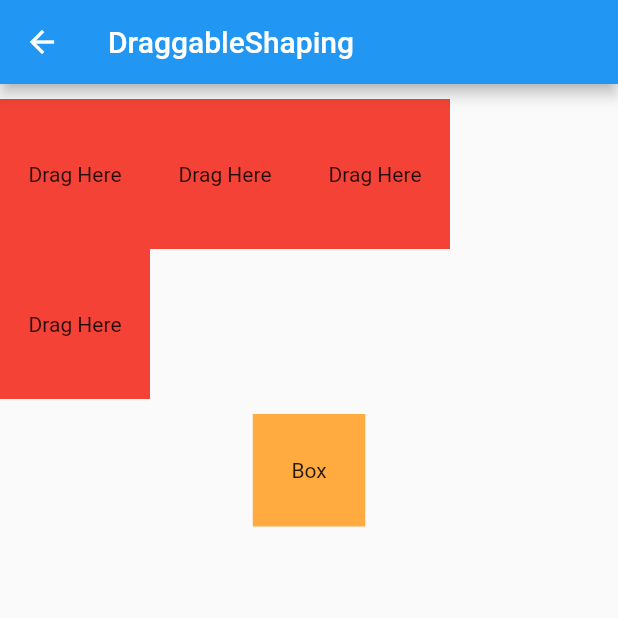
After one commit to YoHaiYo/elemental_block_puzzle, a Flutter app: the screen it shows after launch, after a tap on "DraggableShaping", on a phone screen of 412 x 824 dp, the top half of it. The commit adds this screen. Run offline on Flutter 3.47's test engine with Material 2 defaults, Android fonts, the light colour scheme and no system bars; missing offline and left inert: dart:ffi; network calls fail.

Commit message:
23.05.14 Draggable 위젯 학습추가

```diff
--- a/lib/home_screen.dart
+++ b/lib/home_screen.dart
@@ -2,6 +2,7 @@
 //stf : statefull 위젯 생성 단축키
 
 import 'package:elemental_block_puzzle/storage/physics_card_drag_demo.dart';
+import 'package:elemental_block_puzzle/trying/draggable_shaping.dart';
 import 'package:elemental_block_puzzle/trying/draggable_widget.dart';
 import 'package:elemental_block_puzzle/trying/drop_tracker.dart';
 import 'package:flutter/cupertino.dart';
@@ -34,7 +35,10 @@ class HomeScreen extends StatelessWidget {
                 page: ElementalPuzzle()),
             /// 참고 원본파일
 
-
+            button1(
+                context: context,
+                text: "DraggableShaping",
+                page: DraggableShaping()),
             button1(
                 context: context,
                 text: "DraggableWidget",
--- /dev/null
+++ b/lib/trying/draggable_shaping.dart
@@ -0,0 +1,108 @@
+import 'dart:ffi';
+
+import 'package:flutter/material.dart';
+
+class DraggableShaping extends StatefulWidget {
+  const DraggableShaping({Key? key}) : super(key: key);
+
+  @override
+  State<DraggableShaping> createState() => _DraggableShapingState();
+}
+
+class _DraggableShapingState extends State<DraggableShaping> {
+  Color originColor = Colors.red;
+
+  @override
+  Widget build(BuildContext context) {
+    return Scaffold(
+      appBar: AppBar(
+        title: Text("DraggableShaping"),
+      ),
+      body: SizedBox(
+        width: double.infinity,
+        child: Column(
+          mainAxisAlignment: MainAxisAlignment.start,
+          crossAxisAlignment: CrossAxisAlignment.center,
+          children: <Widget>[
+            SizedBox(height: 10,),
+            Row(
+              children: [
+                _target(),
+                _target(),
+                _target(),
+              ],
+            ),
+            Row(
+              children: [
+                _target(),
+              ],
+            ),
+            SizedBox(height: 10,),
+            Draggable(
+              /// 드롭되고 보여줄 색상
+                data: Colors.orangeAccent,
+                child: Container(
+                  width: 75,
+                  height: 75,
+                  color: Colors.orangeAccent,
+
+                  child: const Center(
+                    child: Text(
+                      "Box",
+                    ),
+                  ),
+                ),
+                onDraggableCanceled: (velocity, offset) {},
+                feedback: Container(
+                  width: 100,
+                  height: 100,
+                  color: Colors.orangeAccent.withOpacity(0.5),
+                  child: const Center(
+                    child: Text(
+                      "Box...",
+                      style: TextStyle(
+                        color: Colors.white,
+                        decoration: TextDecoration.none,
+                        fontSize: 18,
+                      ),
+                    ),
+                  ),
+                ),
+            ),
+            SizedBox(
+              height: 10,
+            ),
+          ],
+        ),
+      ),
+    );
+  }
+
+  /// 드래그 될 부분 위젯으로 빼기
+  Widget _target(){
+    return DragTarget(
+        /// onAccept: 드롭했을때 발생할 이벤트 표시.
+        /// 여기선 originColor가 Draggable 위젯의 data 색상을 받아옴.
+        onAccept: (Color color){
+          originColor = color;
+        },
+        builder: (
+            BuildContext context,
+            List<dynamic> accepted,
+            List<dynamic> rejected
+            ) {
+          return Container(
+            width : 100,
+            height: 100,
+            /// DragTarget에 드롭되기 전에 비어있는(isEmpty) 상태에서 보여줄 색상 지정
+            color: accepted.isEmpty ? originColor : Colors.grey.shade200,
+            // decoration: BoxDecoration(border: Border.all(color: Colors.black)),
+            child: const Center(
+              child: Text("Drag Here"),
+            ),
+          );
+        },
+      );
+
+  }
+}
--- a/lib/trying/draggable_widget.dart
+++ b/lib/trying/draggable_widget.dart
@@ -23,6 +23,7 @@ class _DraggableWidgetState extends State<DraggableWidget> {
           crossAxisAlignment: CrossAxisAlignment.center,
           children: <Widget>[
             Draggable(
+              /// 드롭되고 보여줄 색상
                 data: Colors.orangeAccent,
                 child: Container(
                   width: 100,
@@ -51,6 +52,8 @@ class _DraggableWidgetState extends State<DraggableWidget> {
                   ),
                 )),
             DragTarget(
+              /// onAccept: 드롭했을때 발생할 이벤트 표시.
+              /// 여기선 originColor가 Draggable 위젯의 data 색상을 받아옴.
               onAccept: (Color color){
                 originColor = color;
               },
@@ -62,6 +65,7 @@ class _DraggableWidgetState extends State<DraggableWidget> {
                 return Container(
                   width: 200,
                   height: 200,
+                  /// DragTarget에 드롭되기 전에 비어있는(isEmpty) 상태에서 보여줄 색상 지정
                   color: accepted.isEmpty ? originColor : Colors.grey.shade200,
                   child: const Center(
                     child: Text("Drag Here"),
```
